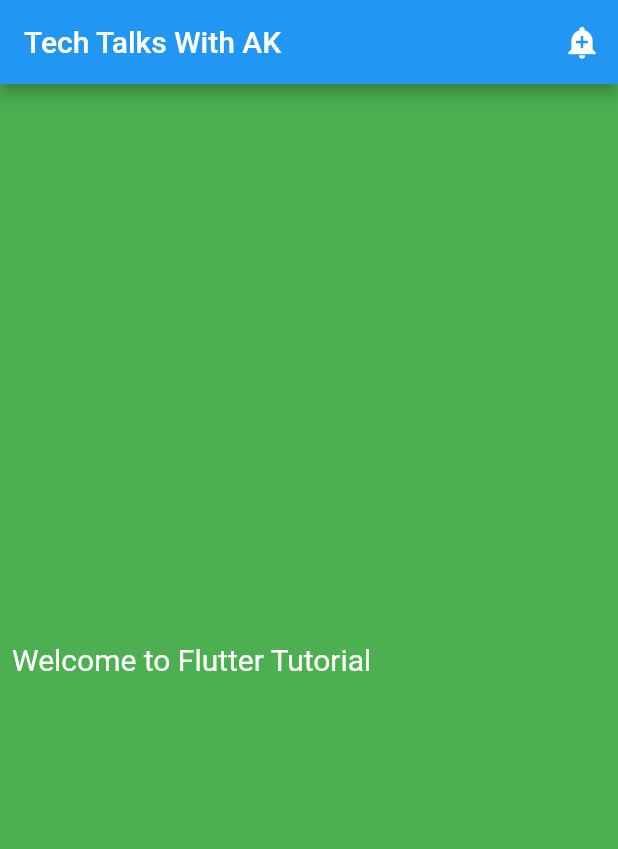
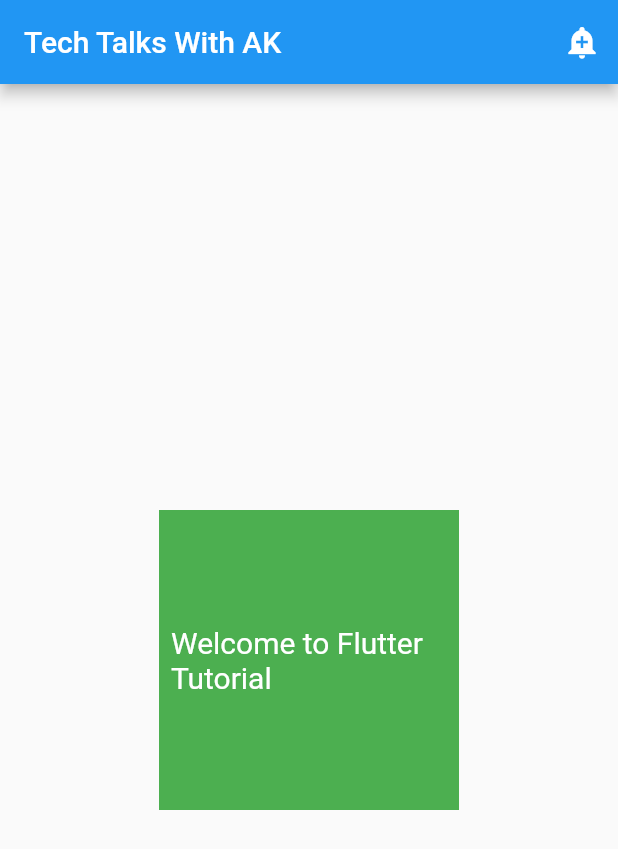
Before and after one commit to ArchitectAK/Complete-Flutter-Widgets-Tutorial, a Flutter app: the screen it shows after launch, on a phone screen of 412 x 824 dp. Shown: the top 849 px of the screen. Run offline on Flutter 3.47's test engine with Material 2 defaults, Android fonts, the phone set to English and light mode, and no system bars.

Commit message:
width and height

```diff
--- a/lib/5-container/ContainerDemo.dart
+++ b/lib/5-container/ContainerDemo.dart
@@ -27,10 +27,12 @@ class ContainerDemo extends StatelessWidget {
           child: Container(
               color: Colors.green,
               padding: EdgeInsets.all(8.0),
-              constraints: BoxConstraints.expand(),
+              // constraints: BoxConstraints.expand(),
               // constraints: BoxConstraints(minWidth: 100, maxWidth: 200),
-              // alignment: Alignment.center,
-              alignment: Alignment.centerLeft,
+              alignment: Alignment.center,
+              // alignment: Alignment.centerLeft,
+              width: 200,
+              height: 200,
               child: Text(
                 "Welcome to Flutter Tutorial",
                 style: TextStyle(fontSize: 20, color: Colors.white),
```
